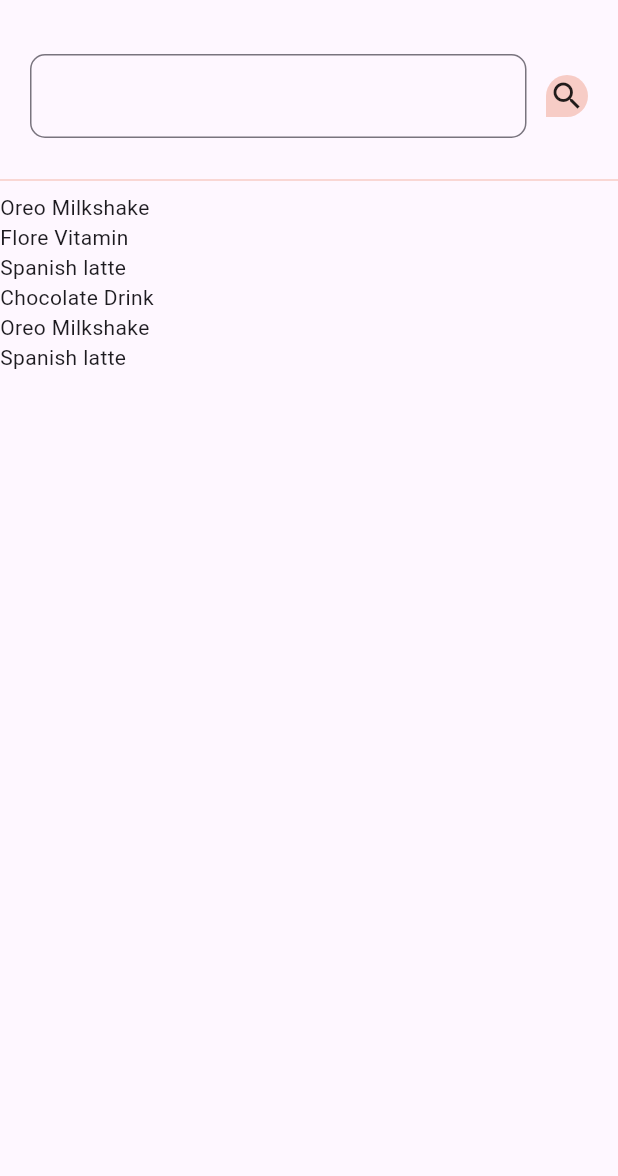
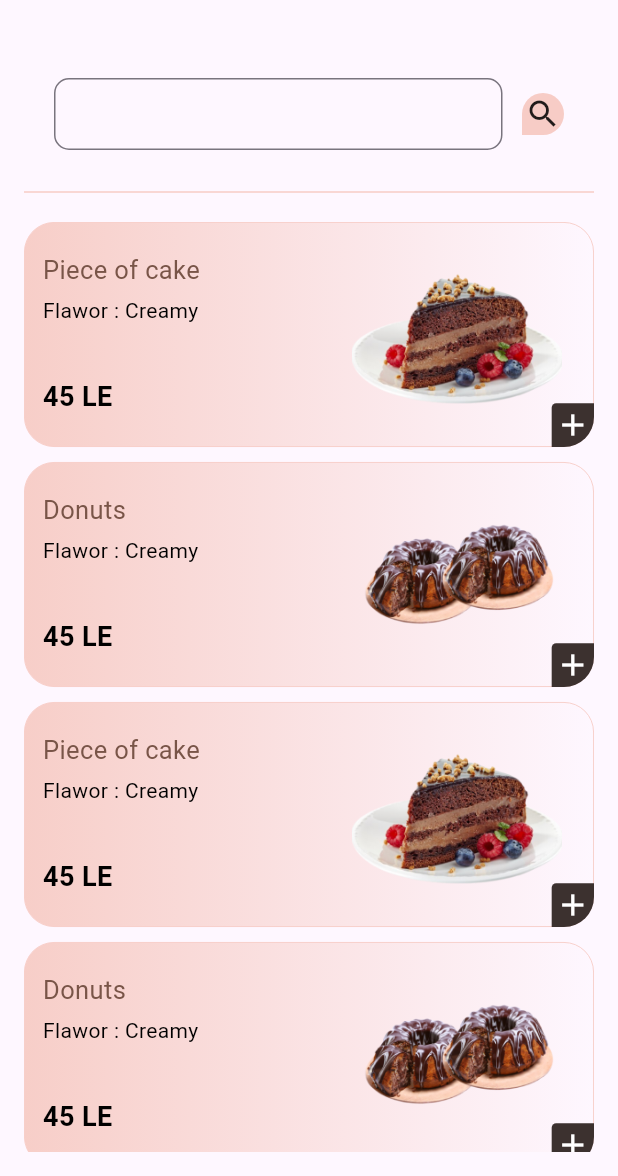
Before and after one commit to Mahmoudeldeeb1000/flower_app, a Flutter app: the Search_Screen screen opened directly, on a phone screen of 412 x 824 dp, the part 60-1236 px from its top. Run offline on Flutter 3.47's test engine with Material 3 defaults, Android fonts, the phone set to English and light mode, and no system bars; our stand-ins replace smooth_page_indicator; Roboto replaces fonts that are missing (Pangolin).

Commit message:
change search screen

```diff
--- a/lib/features/data/models/sweets_model.dart
+++ b/lib/features/data/models/sweets_model.dart
@@ -8,9 +8,9 @@ class SweetModel{
   bool fav;
   SweetModel( {required this.images,required this.title,required this.dec,required this.price,this.fav=false});
 }
-List<SweetModel> Sweets = [
+List<SweetModel> sweets = [
   SweetModel(
-images: AppImages.pieceofcake,
+  images: AppImages.pieceofcake,
      title: "Piece of cake",
     dec:"Flawor : Creamy" ,
     price: 45,
@@ -79,6 +79,36 @@ images: AppImages.pieceofcake,
     price: 45,
 
   ),
+  SweetModel(
+    images: AppImages.milkshake,
+    title: "milkshake",
+    dec:'''There are many variations of passages Lorem Ipsum''',
+    price: 45,
+  ),
+  SweetModel(
+    images: AppImages.spanishlatte,
+    title: "spanishlatte",
+    dec:'''There are many variations of passages Lorem Ipsum''',
+    price: 45,
+  ),
+  SweetModel(
+    images: AppImages.florevitamin,
+    title: "florevitamin",
+    dec:'''There are many variations of passages Lorem Ipsum''',
+    price: 45,
+  ),
 
+  SweetModel(
+    images: AppImages.oreomilkshake,
+    title: "oreomilkshake",
+    dec:'''There are many variations of passages Lorem Ipsum''',
+    price: 45,
+  ),
+  SweetModel(
+    images: AppImages.chocolatedrink,
+    title: "chocolatedrink",
+    dec:'''There are many variations of passages Lorem Ipsum''',
+    price: 45,
+  ),
 
 ];
--- a/lib/features/home/views/widgets/sweet_widgets.dart
+++ b/lib/features/home/views/widgets/sweet_widgets.dart
@@ -33,13 +33,13 @@ class _SweetWidgetState extends State<SweetWidget> {
             child: Column(
               children: [
                 Expanded(
-                    child: Image.asset(Sweets[widget.index].images,height: 90,)),
-                Text(Sweets[widget.index].title),
-                Text(Sweets[widget.index].dec,
+                    child: Image.asset(sweets[widget.index].images,height: 90,)),
+                Text(sweets[widget.index].title),
+                Text(sweets[widget.index].dec,
                   style:TextStyle(
                     color: Color(0xff959595)
                   ) ,),
-                Text("${Sweets[widget.index].price.toString()}.LE"),
+                Text("${sweets[widget.index].price.toString()}.LE"),
 
 
               ],
@@ -63,11 +63,11 @@ class _SweetWidgetState extends State<SweetWidget> {
             child: GestureDetector(
               onTap: () {
                 setState(() {
-                  Sweets[widget.index].fav =!Sweets[widget.index].fav;
+                  sweets[widget.index].fav =!sweets[widget.index].fav;
                 });
 
               },
-                child: Icon(Sweets[widget.index].fav==true? Icons.favorite: Icons.favorite_border,
+                child: Icon(sweets[widget.index].fav==true? Icons.favorite: Icons.favorite_border,
                 )
             ),
           )
--- a/lib/features/search/views/search_screen.dart
+++ b/lib/features/search/views/search_screen.dart
@@ -1,18 +1,18 @@
-import 'package:flower_app/core/utils/app_images.dart';
-import 'package:flower_app/features/data/models/drinks_model.dart';
-import 'package:flower_app/features/data/models/sweets_model.dart';
-import 'package:flutter/cupertino.dart';
 import 'package:flutter/material.dart';
 
+import '../../../core/utils/app_images.dart';
+import '../../data/models/sweets_model.dart';
+
 class Search_Screen extends StatefulWidget {
-  const Search_Screen({super.key});
+  const Search_Screen({Key? key}) : super(key: key);
 
   @override
   State<Search_Screen> createState() => _Search_ScreenState();
 }
 
 class _Search_ScreenState extends State<Search_Screen> {
-  List<DrinkModel> searchList = [ ];
+  List<SweetModel> searchList = [];
+
   @override
   Widget build(BuildContext context) {
     return Scaffold(
@@ -25,9 +25,10 @@ class _Search_ScreenState extends State<Search_Screen> {
             child: Image.asset(AppImages.vector),
           )
         ],
-
       ),
-      body: Column(
+      body: Padding(
+        padding: const EdgeInsets.all(16.0),
+        child: Column(
           children: [
             Padding(
               padding: const EdgeInsets.all(20.0),
@@ -37,44 +38,151 @@ class _Search_ScreenState extends State<Search_Screen> {
                     child: TextFormField(
                       onChanged: (value) {
                         setState(() {
-                        searchList = drinks.where((element) =>element.title.toLowerCase().contains(value.toLowerCase())).toList();
-
+                          searchList = sweets
+                              .where((element) => element.title
+                              .toLowerCase()
+                              .contains(value.toLowerCase()))
+                              .toList();
                         });
                       },
                       decoration: InputDecoration(
+                        contentPadding: EdgeInsets.only(left: 20,top: 10,right: 20,bottom: 10),
                         border: OutlineInputBorder(
-                          borderRadius: BorderRadius.circular(10)
-                      )
-                        ) ,
+                          borderRadius: BorderRadius.circular(10),
                         ),
                       ),
-                SizedBox(width: 13,),
+                    ),
+                  ),
+                  SizedBox(width: 13),
                   Container(
                     padding: EdgeInsets.all(2),
                     child: Icon(Icons.search),
                     decoration: BoxDecoration(
                       color: Color(0xffF7CCC6),
                       borderRadius: BorderRadius.only(
-                          bottomRight:Radius.circular(15) ,
-                          topLeft:Radius.circular(15) ,
-                          topRight: Radius.circular(15)
-                      )
+                        bottomRight: Radius.circular(15),
+                        topLeft: Radius.circular(15),
+                        topRight: Radius.circular(15),
+                      ),
                     ),
                   ),
                 ],
               ),
             ),
-          Divider(color: Color(0xffF7CCC6),),
+            Divider(
+              color: Color(0xffF7CCC6),
+            ),
+            SizedBox(height: 12,),
             Expanded(
-            child: ListView.builder(
-                itemCount: searchList.isEmpty ?  drinks.length :searchList.length,
-                itemBuilder: (c,index) {
-                  return Text(  searchList.isEmpty ?  drinks[index].title: searchList[index].title);
-                }),
-          )
+              child: ListView.separated(
+                itemCount: searchList.isEmpty ? sweets.length : searchList.length,
+                itemBuilder: (context, index) {
+                  return Stack(
+                    alignment: Alignment.bottomRight,
+                    children: [
+                      Container(height: 150,
+                        padding: EdgeInsets.symmetric(
+                          horizontal: 12,
+                        ),
+                        decoration: BoxDecoration(
+                          borderRadius: BorderRadius.circular(20),
+                          gradient: LinearGradient(
+                            colors: [
+                              Color(0xffF7CEC8),
+                              Color(0xffF7CEC8).withOpacity(0),
                             ],
                           ),
-
+                          border: Border.all(
+                            color: Color(0xffF7CCC6),
+                            width: 0.6,
+                          ),
+                        ),
+                        child: Row(
+                          children: [
+                            Column(
+                              mainAxisAlignment: MainAxisAlignment.center,
+                              crossAxisAlignment: CrossAxisAlignment.start,
+                              children: [
+                                Text(
+                                  searchList.isEmpty
+                                      ? "${sweets[index].title.trim()}"
+                                      : "${searchList[index].title.trim()}",
+                                  maxLines: 1,
+                                  overflow: TextOverflow.ellipsis,
+                                  style: TextStyle(
+                                    fontFamily: "Pangolin",
+                                    color: Colors.brown,
+                                    fontSize: 17,
+                                    fontWeight: FontWeight.w400,
+                                  ),
+                                ),
+                                SizedBox(height: 5),
+                                SizedBox(
+                                  width: MediaQuery.of(context).size.width * 0.5,
+                                  height: MediaQuery.of(context).size.height * 0.06,
+                                  child: Text(
+                                    searchList.isEmpty
+                                        ? "${sweets[index].dec.trim()}"
+                                        : "${searchList[index].dec.trim()}",
+                                    maxLines: 4,
+                                    overflow: TextOverflow.ellipsis,
+                                    style: TextStyle(
+                                      color: Colors.black,
+                                      fontSize: 14,
+                                      fontWeight: FontWeight.w400,
+                                    ),
+                                  ),
+                                ),
+                                SizedBox(height: 5),
+                                Text(
+                                  searchList.isEmpty
+                                      ? "${sweets[index].price} LE"
+                                      : "${searchList[index].price} LE",
+                                  maxLines: 1,
+                                  overflow: TextOverflow.ellipsis,
+                                  style: TextStyle(
+                                    color: Colors.black,
+                                    fontSize: 18,
+                                    fontWeight: FontWeight.bold,
+                                  ),
+                                ),
+                              ],
+                            ),
+                            Image(
+                              width: MediaQuery.of(context).size.width * 0.34,
+                              height: MediaQuery.of(context).size.height * 0.15,
+                              image: AssetImage(
+                                searchList.isEmpty
+                                    ? "${sweets[index].images}"
+                                    : "${searchList[index].images}",
+                              ),
+                            ),
+                          ],
+                        ),
+                      ),
+                      Container(
+                        width: 28.21,
+                        height: 29.24,
+                        decoration: BoxDecoration(
+                          color: Color(0xff3C312F),
+                          borderRadius: BorderRadius.only(
+                            topLeft: Radius.circular(3),
+                            bottomRight: Radius.circular(20),
+                          ),
+                        ),
+                        child: Icon(
+                          Icons.add,
+                          color: Colors.white,
+                        ),
+                      ),
+                    ],
+                  );
+                }, separatorBuilder: (BuildContext context, int index)  => SizedBox(height: 10,),
+              ),
+            ),
+          ],
+        ),
+      ),
     );
   }
 }
--- a/lib/features/sweets/views/sweets_screen.dart
+++ b/lib/features/sweets/views/sweets_screen.dart
@@ -28,7 +28,7 @@ class Sweets_screen extends StatelessWidget {
           SliverGrid.builder( gridDelegate:SliverGridDelegateWithFixedCrossAxisCount(
             crossAxisCount: 2,
           ),
-            itemCount: Sweets.length,
+            itemCount: sweets.length,
             itemBuilder: ( context,  index) {
             return SweetWidget(index: index);
 
```
Lines whose indentation alone changed are shown as unchanged.
